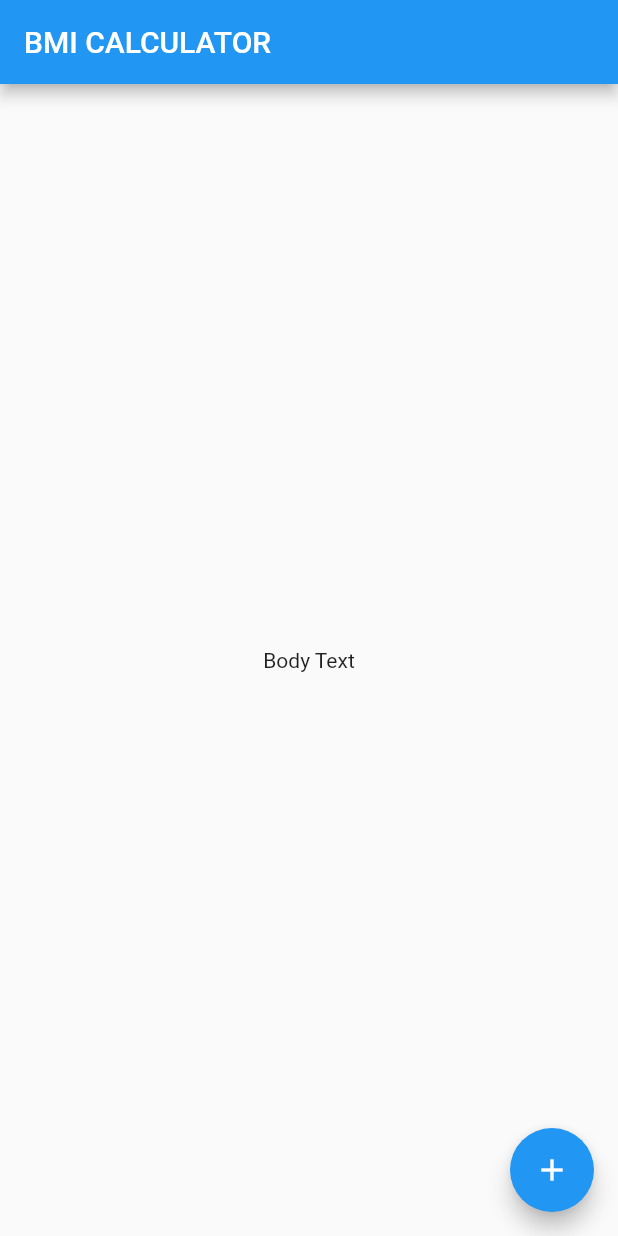
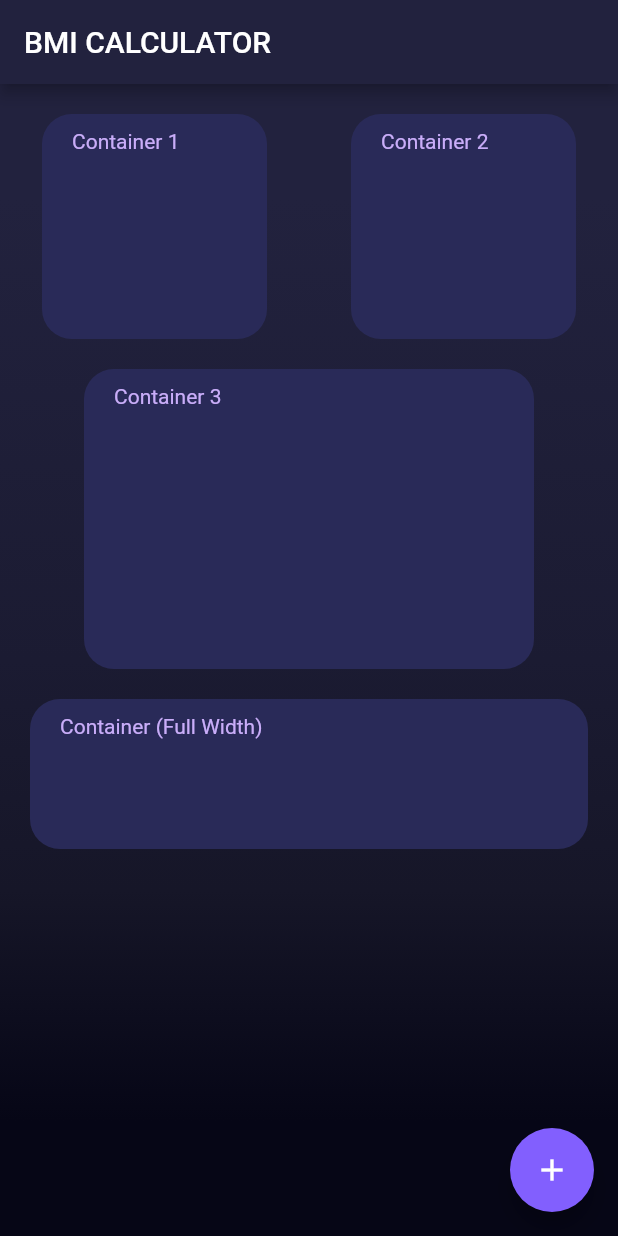
Before and after one commit to cbstodd/bmi_calculator_flutter_app, a Flutter app: the screen it shows after launch, on a phone screen of 412 x 824 dp. Run offline on Flutter 3.47's test engine with Material 2 defaults, Android fonts, the phone set to English and light mode, and no system bars.

Commit message:
Added custom color ThemeData, gradiant background and box containers

```diff
--- a/lib/main.dart
+++ b/lib/main.dart
@@ -1,11 +1,27 @@
+import 'package:bmi_calculator/raven_theme_data.dart';
+import 'package:flutter/cupertino.dart';
 import 'package:flutter/material.dart';
 
 void main() => runApp(BMICalculator());
 
 class BMICalculator extends StatelessWidget {
+  final RavenThemeData _ravenTheme = RavenThemeData();
+
   @override
   Widget build(BuildContext context) {
     return MaterialApp(
+      theme: ThemeData(
+        primaryColor: _ravenTheme.darkBlue40,
+        accentColor: _ravenTheme.purple,
+        backgroundColor: _ravenTheme.darkBlue80,
+        scaffoldBackgroundColor: Colors.transparent,
+        buttonColor: _ravenTheme.purple,
+        textTheme: TextTheme(
+          headline: TextStyle(color: _ravenTheme.offWhite),
+          body1: TextStyle(color: _ravenTheme.pinkPurple),
+          caption: TextStyle(color: _ravenTheme.mattePurple),
+        ),
+      ),
       home: InputPage(),
     );
   }
@@ -17,18 +33,88 @@ class InputPage extends StatefulWidget {
 }
 
 class _InputPageState extends State<InputPage> {
+  final RavenThemeData _ravenTheme = RavenThemeData();
+
   @override
   Widget build(BuildContext context) {
     return Scaffold(
       appBar: AppBar(
-        title: Text('BMI CALCULATOR'),
+        title: const Text('BMI CALCULATOR'),
       ),
       body: Center(
-        child: Text('Body Text'),
+        child: Container(
+          decoration: _ravenTheme.LinearGradientBackground(),
+          child: Column(
+            crossAxisAlignment: CrossAxisAlignment.stretch,
+            children: <Widget>[
+              Row(
+                mainAxisAlignment: MainAxisAlignment.spaceAround,
+                children: <Widget>[
+                  Container(
+                    child: Text('Container 1'),
+                    height: 150,
+                    width: 150,
+                    margin: EdgeInsets.all(20.0),
+                    padding: EdgeInsets.fromLTRB(20.0, 10.0, 20.0, 0),
+                    decoration: BoxDecoration(
+                      color: _ravenTheme.matteBlue,
+                      borderRadius: BorderRadius.all(
+                        Radius.circular(20.0),
+                      ),
+                    ),
+                  ),
+                  Container(
+                    child: Text('Container 2'),
+                    height: 150,
+                    width: 150,
+                    margin: EdgeInsets.all(20.0),
+                    padding: EdgeInsets.fromLTRB(20.0, 10.0, 20.0, 0),
+                    decoration: BoxDecoration(
+                      color: _ravenTheme.matteBlue,
+                      borderRadius: BorderRadius.all(
+                        Radius.circular(20.0),
+                      ),
+                    ),
+                  ),
+                ],
+              ),
+              Row(
+                mainAxisAlignment: MainAxisAlignment.spaceEvenly,
+                children: <Widget>[
+                  Container(
+                    child: Text('Container 3'),
+                    height: 200,
+                    width: 300,
+                    margin: EdgeInsets.fromLTRB(0, 0, 0, 20.0),
+                    padding: EdgeInsets.fromLTRB(20.0, 10.0, 20.0, 0),
+                    decoration: BoxDecoration(
+                      color: _ravenTheme.matteBlue,
+                      borderRadius: BorderRadius.all(
+                        Radius.circular(20.0),
+                      ),
+                    ),
+                  ),
+                ],
+              ),
+              Container(
+                child: Text('Container (Full Width)'),
+                height: 100,
+                width: 100,
+                margin: EdgeInsets.fromLTRB(20.0, 0, 20.0, 0),
+                padding: EdgeInsets.fromLTRB(20.0, 10.0, 20.0, 0),
+                decoration: BoxDecoration(
+                  color: _ravenTheme.matteBlue,
+                  borderRadius: BorderRadius.all(
+                    Radius.circular(20.0),
+                  ),
+                ),
+              ),
+            ],
+          ),
+        ),
       ),
       floatingActionButton: FloatingActionButton(
         child: Icon(Icons.add),
-        onPressed: () => print('onpress clicked'),
       ),
     );
   }
--- /dev/null
+++ b/lib/raven_theme_data.dart
@@ -0,0 +1,39 @@
+import 'package:flutter/material.dart';
+
+class RavenThemeData {
+  final Color darkBlue100 = Color(0xFF060616);
+  final Color darkBlue80 = Color(0xFF161628);
+  final Color darkBlue60 = Color(0xFF1B1B32);
+  final Color darkBlue40 = Color(0xFF22223E);
+  final Color darkBlue20 = Color(0xFF33335D);
+  final Color matteBlue = Color(0xFF292A58);
+  final Color blue = Color(0xFF381EFA);
+  final Color purple = Color(0xFF825FFE);
+  final Color mattePurple = Color(0xFF9E67AD);
+  final Color lightPurple = Color(0xFFA29AFC);
+  final Color pinkPurple = Color(0xFFC9ADF9);
+  final Color offWhite = Color(0xFFF9F7F8);
+  final Color danger = Color(0xFFFF5A87);
+  final Color warning = Color(0xFFFFAB8B);
+  final Color success = Color(0xFF0CCDC9);
+  final Color info = Color(0xFF4B81EB);
+
+  BoxDecoration LinearGradientBackground() {
+    return BoxDecoration(
+      // Box decoration takes a gradient
+      gradient: LinearGradient(
+        // Where the linear gradient begins and ends
+        begin: Alignment.topCenter,
+        end: Alignment.bottomCenter,
+        // Add one stop for each color. Stops should increase from 0 to 1
+        stops: [0.1, 0.5, 0.7, 0.9],
+        colors: [
+          darkBlue40,
+          darkBlue60,
+          darkBlue80,
+          darkBlue100,
+        ],
+      ),
+    );
+  }
+}
```
